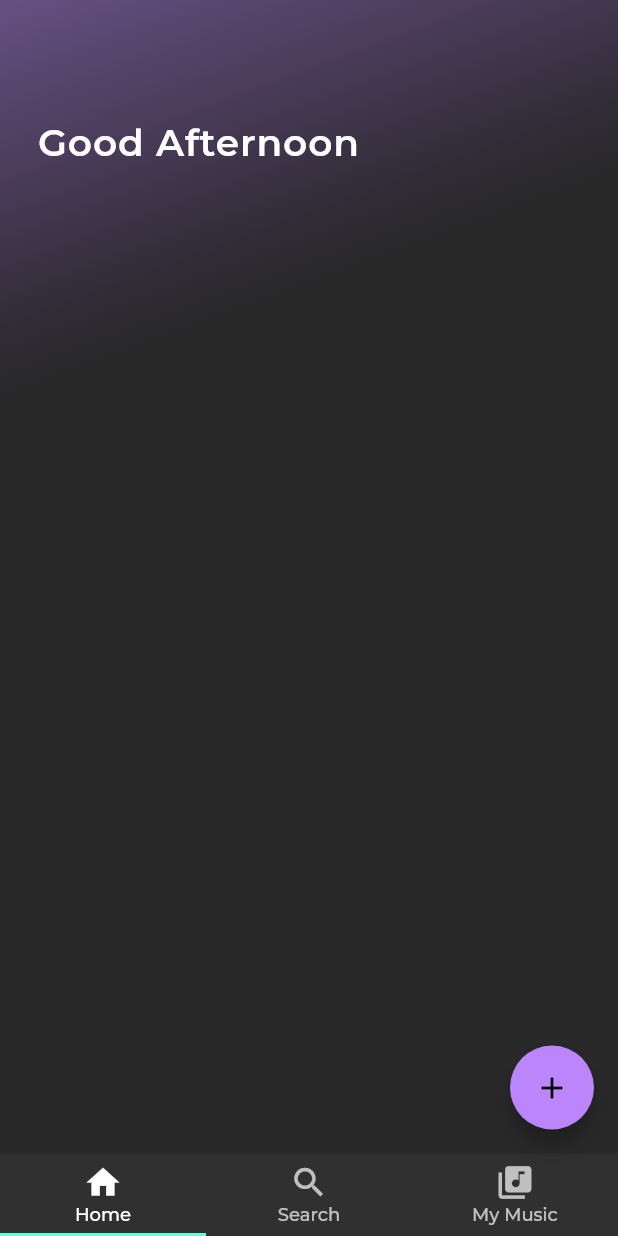
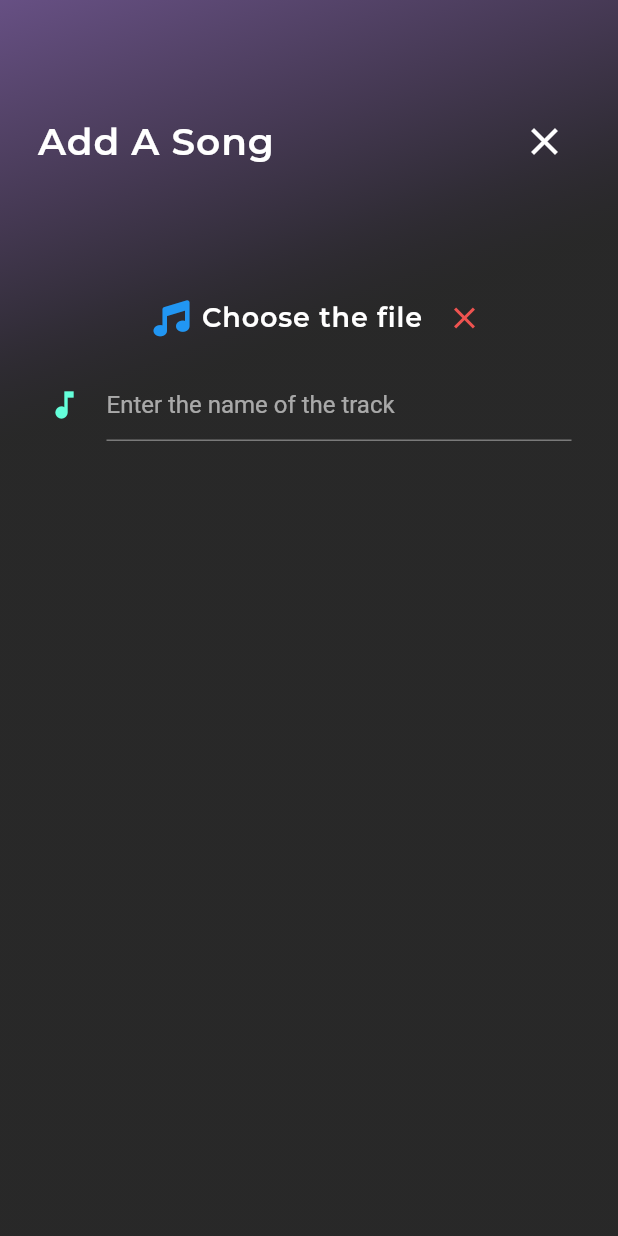
Before and after one commit to Dhiraj03/SpotifyClone, a Flutter app: the screen it shows after launch, after a tap on the "add" icon, on a phone screen of 412 x 824 dp. Run offline on Flutter 3.47's test engine with Material 2 defaults, Android fonts, the phone set to English and light mode, and no system bars; our stand-ins replace assets_audio_player, bloc, equatable, file_picker, flutter_bloc, flutter_icons and 2 more; accounts and stored records are empty; generated files the repository leaves out were written again.

Commit message:
AddSong skeleton ready

```diff
--- /dev/null
+++ b/lib/core/failures.dart
@@ -0,0 +1,9 @@
+import 'package:equatable/equatable.dart';
+import 'package:flutter/foundation.dart';
+
+class Failure extends Equatable {
+  final String message;
+  Failure({@required this.message});
+  @override
+  List<Object> get props => [];
+}
--- /dev/null
+++ b/lib/core/file_picker.dart
@@ -0,0 +1,10 @@
+import 'dart:io';
+
+import 'package:file_picker/file_picker.dart';
+
+class MusicPicker {
+  Future<File> pickMusic() async {
+    return (await FilePicker.getFile());
+  }
+
+}
--- /dev/null
+++ b/lib/presentation/bloc/add_song_bloc/add_song_bloc.dart
@@ -0,0 +1,30 @@
+import 'dart:async';
+import 'dart:io';
+
+import 'package:SpotifyClone/core/file_picker.dart';
+import 'package:assets_audio_player/assets_audio_player.dart';
+import 'package:bloc/bloc.dart';
+import 'package:equatable/equatable.dart';
+
+part 'add_song_event.dart';
+part 'add_song_state.dart';
+
+class AddSongBloc extends Bloc<AddSongEvent, AddSongState> {
+  Audio song;
+  MusicPicker musicPicker;
+  AddSongBloc() {
+    musicPicker = MusicPicker();
+  }
+  AddSongState get initialState => AddSongInitial();
+  @override
+  Stream<AddSongState> mapEventToState(
+    AddSongEvent event,
+  ) async* {
+    if (event is PickMusicEvent) {
+      File music = await musicPicker.pickMusic();
+      song = Audio.file(music.path);
+      print('path' +  song.path);
+      yield AddSongInitial();
+    }
+  }
+}
--- /dev/null
+++ b/lib/presentation/bloc/add_song_bloc/add_song_event.dart
@@ -0,0 +1,14 @@
+part of 'add_song_bloc.dart';
+
+abstract class AddSongEvent extends Equatable {
+  const AddSongEvent();
+
+  @override
+  List<Object> get props => [];
+}
+
+class PickMusicEvent extends AddSongEvent {
+
+  @override
+  List<Object> get props => [];
+}
--- /dev/null
+++ b/lib/presentation/bloc/add_song_bloc/add_song_state.dart
@@ -0,0 +1,9 @@
+part of 'add_song_bloc.dart';
+
+abstract class AddSongState{
+  const AddSongState();
+
+
+}
+
+class AddSongInitial extends AddSongState {}
--- a/lib/presentation/bloc/bloc/dashboard_bloc.dart
+++ /dev/null
@@ -1,18 +0,0 @@
-import 'dart:async';
-
-import 'package:bloc/bloc.dart';
-import 'package:equatable/equatable.dart';
-
-part 'dashboard_event.dart';
-part 'dashboard_state.dart';
-
-// class DashboardBloc extends Bloc<DashboardEvent, DashboardState> {
-
-
-//   @override
-//   Stream<DashboardState> mapEventToState(
-//     DashboardEvent event,
-//   ) async* {
-
-//   }
-// }
--- a/lib/presentation/bloc/bloc/dashboard_event.dart
+++ /dev/null
@@ -1,8 +0,0 @@
-part of 'dashboard_bloc.dart';
-
-abstract class DashboardEvent extends Equatable {
-  const DashboardEvent();
-
-  @override
-  List<Object> get props => [];
-}
--- a/lib/presentation/bloc/bloc/dashboard_state.dart
+++ /dev/null
@@ -1,10 +0,0 @@
-part of 'dashboard_bloc.dart';
-
-abstract class DashboardState extends Equatable {
-  @override
-  List<Object> get props => [];
-}
-
-class DashboardInitial extends DashboardState {
-
-}
--- /dev/null
+++ b/lib/presentation/bloc/dashboard_bloc/dashboard_bloc.dart
@@ -0,0 +1,24 @@
+import 'dart:async';
+
+import 'package:SpotifyClone/data/models/song_details_model.dart';
+import 'package:bloc/bloc.dart';
+import 'package:equatable/equatable.dart';
+import 'package:flutter/material.dart';
+
+part 'dashboard_event.dart';
+part 'dashboard_state.dart';
+
+class DashboardBloc extends Bloc<DashboardEvent, DashboardState> {
+  DashboardState get initialState => DashboardInitial();
+
+  @override
+  Stream<DashboardState> mapEventToState(
+    DashboardEvent event,
+  ) async* {
+    if (event is AddSongToLibrary) {
+      yield AddSongPageState();
+    } else if (event is MainDashboard) {
+      yield DashboardInitial();
+    }
+  }
+}
--- /dev/null
+++ b/lib/presentation/bloc/dashboard_bloc/dashboard_event.dart
@@ -0,0 +1,24 @@
+part of 'dashboard_bloc.dart';
+
+abstract class DashboardEvent extends Equatable {
+  const DashboardEvent();
+
+  @override
+  List<Object> get props => [];
+}
+
+class AddSongToLibrary extends DashboardEvent {
+
+  @override
+  List<Object> get props => [];
+}
+
+class ShowLibrary extends DashboardEvent {
+  @override
+  List<Object> get props => [];
+}
+
+class MainDashboard extends DashboardEvent {
+  @override
+  List<Object> get props => [];
+}
--- /dev/null
+++ b/lib/presentation/bloc/dashboard_bloc/dashboard_state.dart
@@ -0,0 +1,16 @@
+part of 'dashboard_bloc.dart';
+
+abstract class DashboardState extends Equatable {
+  @override
+  List<Object> get props => [];
+}
+
+class DashboardInitial extends DashboardState {
+  @override
+  List<Object> get props => [];
+}
+
+class AddSongPageState extends DashboardState{
+  @override
+  List<Object> get props => [];
+}
--- /dev/null
+++ b/lib/presentation/pages/add_song_page.dart
@@ -0,0 +1,122 @@
+import 'dart:io';
+import 'package:SpotifyClone/core/file_picker.dart';
+import 'package:SpotifyClone/presentation/bloc/add_song_bloc/add_song_bloc.dart';
+import 'package:SpotifyClone/presentation/bloc/dashboard_bloc/dashboard_bloc.dart';
+import 'package:assets_audio_player/assets_audio_player.dart';
+import 'package:flutter/material.dart';
+import 'package:flutter_bloc/flutter_bloc.dart';
+import 'package:flutter_icons/flutter_icons.dart';
+import 'package:google_fonts/google_fonts.dart';
+
+class AddSongPage extends StatefulWidget {
+  @override
+  _AddSongPageState createState() => _AddSongPageState();
+}
+
+class _AddSongPageState extends State<AddSongPage> {
+  final MusicPicker musicPicker = MusicPicker();
+  final AddSongBloc addSongBloc = AddSongBloc();
+  final TextEditingController nameController = TextEditingController();
+  @override
+  Widget build(BuildContext context) {
+    return BlocProvider<AddSongBloc>(
+        create: (BuildContext context) => addSongBloc,
+        child: BlocBuilder<AddSongBloc, AddSongState>(
+            bloc: addSongBloc,
+            builder: (BuildContext context, AddSongState state) {
+              if (state is AddSongInitial)
+                return Scaffold(
+                  body: Container(
+                    decoration: BoxDecoration(
+                        gradient: LinearGradient(
+                            begin: FractionalOffset(0, 0),
+                            end: FractionalOffset(0.22, 0.32),
+                            colors: [
+                          Color(0xE06E548F),
+                          Color(0xE05B4773),
+                          Color(0xE0483A58),
+                          Color(0xE0342E3C),
+                          Theme.of(context).primaryColor.withAlpha(130)
+                        ])),
+                    child: ListView(
+                      padding: EdgeInsets.only(left: 25, top: 70, right: 25),
+                      children: <Widget>[
+                        Row(
+                          mainAxisAlignment: MainAxisAlignment.spaceBetween,
+                          children: <Widget>[
+                            Text(
+                              'Add A Song',
+                              style: GoogleFonts.montserrat(
+                                  fontSize: 25,
+                                  fontWeight: FontWeight.w600,
+                                  letterSpacing: 0.6),
+                            ),
+                            IconButton(
+                                icon: Icon(
+                                  Icons.close,
+                                  size: 30,
+                                ),
+                                onPressed: () {
+                                  BlocProvider.of<DashboardBloc>(context)
+                                    ..add(MainDashboard());
+                                }),
+                          ],
+                        ),
+                        SizedBox(
+                          height: 70,
+                        ),
+                        Row(
+                            mainAxisAlignment: MainAxisAlignment.center,
+                            children: <Widget>[
+                              FlatButton.icon(
+                                onPressed: () async {
+                                  addSongBloc..add(PickMusicEvent());
+                                },
+                                icon: Icon(
+                                  FontAwesome.music,
+                                  color: Theme.of(context).textSelectionColor,
+                                ),
+                                label: Text(
+                                  'Choose the file',
+                                  style: GoogleFonts.montserrat(
+                                      fontSize: 18,
+                                      fontWeight: FontWeight.w600,
+                                      letterSpacing: 0.6),
+                                ),
+                              ),
+                              addSongBloc.song == null
+                                  ? Icon(Icons.close, color: Colors.red[400])
+                                  : Icon(
+                                      Icons.check,
+                                      color: Theme.of(context).accentColor,
+                                    )
+                            ]),
+                        SizedBox(
+                          height: 10,
+                        ),
+                        Center(
+                          child: Container(
+                            width: 350,
+                            child: TextField(
+                              cursorColor: Theme.of(context).accentColor,
+                              cursorWidth: 1.4,
+                              cursorRadius: Radius.circular(10),
+                              decoration: InputDecoration(
+                                  icon: Icon(
+                                    Icons.music_note,
+                                    color: Theme.of(context).accentColor,
+                                  ),
+                                  contentPadding: EdgeInsets.only(bottom: 0),
+                                  hintText: 'Enter the name of the track',
+                                  helperStyle:
+                                      GoogleFonts.montserrat(fontSize: 15)),
+                            ),
+                          ),
+                        )
+                      ],
+                    ),
+                  ),
+                );
+            }));
+  }
+}
--- a/lib/presentation/pages/dashboard_page.dart
+++ b/lib/presentation/pages/dashboard_page.dart
@@ -1,5 +1,8 @@
+import 'package:SpotifyClone/presentation/bloc/dashboard_bloc/dashboard_bloc.dart';
+import 'package:SpotifyClone/presentation/pages/add_song_page.dart';
 import 'package:SpotifyClone/presentation/pages/home_page.dart';
 import 'package:flutter/material.dart';
+import 'package:flutter_bloc/flutter_bloc.dart';
 import 'package:flutter_icons/flutter_icons.dart';
 import 'package:google_fonts/google_fonts.dart';
 
@@ -12,8 +15,10 @@ class _DashboardPageState extends State<DashboardPage>
     with SingleTickerProviderStateMixin {
   PageController pageController;
   TabController tabController;
+  DashboardBloc dashboardBloc;
   @override
   void initState() {
+    dashboardBloc = DashboardBloc();
     pageController = PageController();
     tabController = TabController(length: 3, vsync: this);
     super.initState();
@@ -21,17 +26,35 @@ class _DashboardPageState extends State<DashboardPage>
 
   @override
   Widget build(BuildContext context) {
+    return BlocProvider<DashboardBloc>(
+      create: (BuildContext context) => dashboardBloc,
+      child: BlocConsumer<DashboardBloc, DashboardState>(
+
+          listener: (BuildContext context, DashboardState state) {},
+          builder: (BuildContext context, DashboardState state) {
+            print(state.toString());
+            if (state is DashboardInitial) {
               return Scaffold(
-      floatingActionButton: FloatingActionButton(onPressed: (){},
-      child: Icon(Icons.add),backgroundColor: Color(0xFFBB86FC),),
+                floatingActionButton: FloatingActionButton(
+                  onPressed: () {
+                    BlocProvider.of<DashboardBloc>(context)
+                      ..add(AddSongToLibrary());
+                  },
+                  child: Icon(Icons.add),
+                  backgroundColor: Color(0xFFBB86FC),
+                ),
                 bottomNavigationBar: Container(
                   height: 55,
                   child: TabBar(
+                      indicatorColor: Color(0xFFBB86FC),
+                      indicatorWeight: 3,
+                      onTap: (index) {},
+                      indicatorSize: TabBarIndicatorSize.label,
                       indicatorPadding: EdgeInsets.zero,
                       labelPadding: EdgeInsets.zero,
-          controller: tabController, tabs: [
+                      controller: tabController,
+                      tabs: [
                         Tab(
-
                           iconMargin: EdgeInsets.all(1),
                           icon: Icon(
                             Icons.home,
@@ -43,7 +66,6 @@ class _DashboardPageState extends State<DashboardPage>
                           ),
                         ),
                         Tab(
-
                           iconMargin: EdgeInsets.all(1),
                           icon: Icon(
                             Icons.search,
@@ -67,11 +89,16 @@ class _DashboardPageState extends State<DashboardPage>
                         ),
                       ]),
                 ),
-
                 body: PageView(
                   controller: pageController,
                   children: <Widget>[HomePage()],
                 ),
               );
+            } else if (state is AddSongPageState) {
+              return AddSongPage();
+            }
+            return Container();
+          }),
+    );
   }
 }
--- a/pubspec.yaml
+++ b/pubspec.yaml
@@ -33,8 +33,7 @@ dependencies:
   # The following adds the Cupertino Icons font to your application.
   # Use with the CupertinoIcons class for iOS style icons.
   cupertino_icons: ^0.1.3
-  flutter_bloc: ^6.0.1
-  bloc: ^6.0.2
+  flutter_bloc: ^4.0.0
   provider: ^4.3.2
   flutter_icons: ^1.1.0
 dev_dependencies:
```
Also changed, not shown: pubspec.lock. Lines whose indentation alone changed are shown as unchanged.
